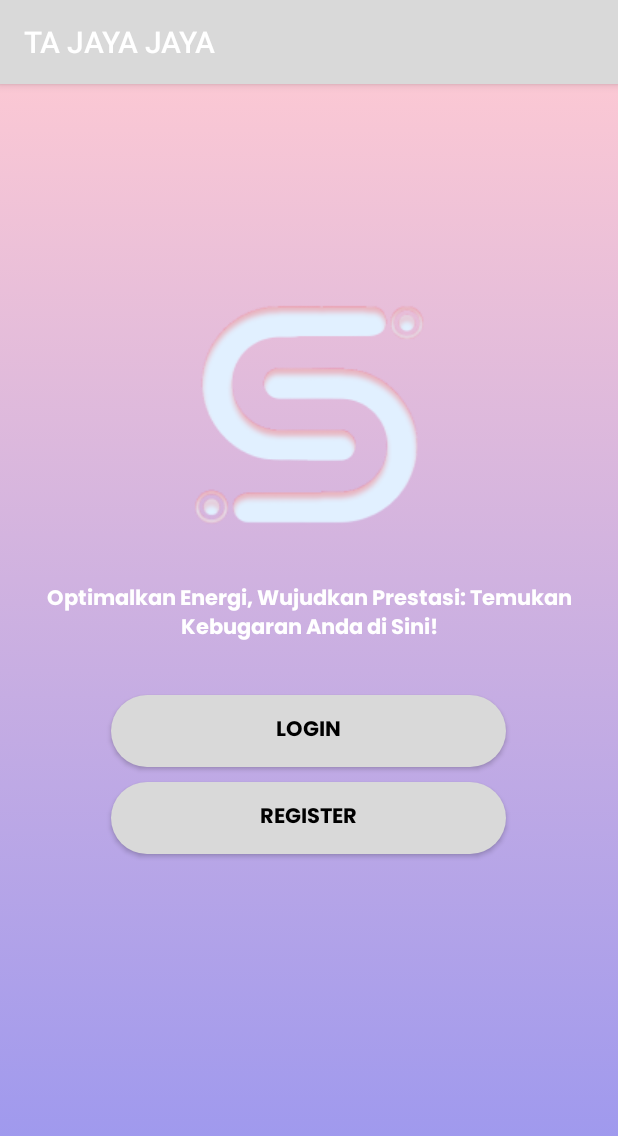
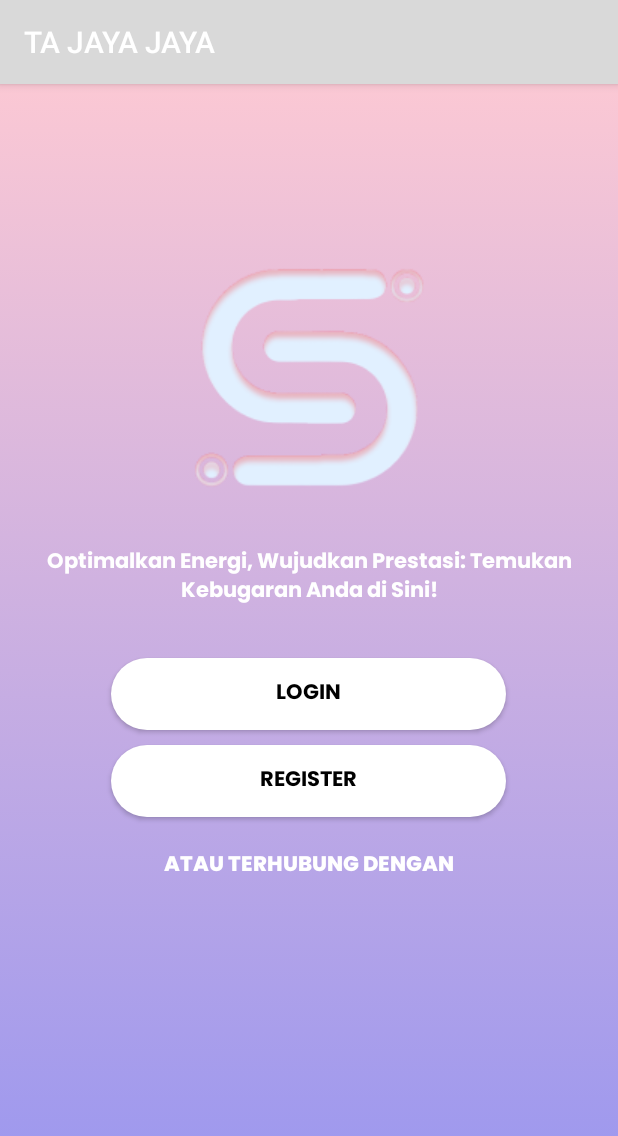
Before and after one commit to aswanazis/TAJAYAJAYA, an Android app: the FirstpageActivity screen opened directly, with no data from a screen before it, on a phone screen of 412 x 824 dp. Shown: the top 1136 px of the screen. Run offline under Robolectric (Android 15) with nearby library versions, the phone set to English and light mode, and no system bars.

```diff
--- a/app/build.gradle
+++ b/app/build.gradle
@@ -35,7 +35,7 @@ android {
 }
 
 dependencies {
-    implementation 'androidx.core:core-ktx:1.7.0'
+    implementation 'androidx.core:core-ktx:1.12.0'
     implementation 'androidx.appcompat:appcompat:1.6.1'
     implementation 'com.google.android.material:material:1.11.0'
     implementation 'androidx.constraintlayout:constraintlayout:2.1.4'
--- a/app/src/main/res/drawable/button_shape.xml
+++ b/app/src/main/res/drawable/button_shape.xml
@@ -1,7 +1,7 @@
 <?xml version="1.0" encoding="utf-8"?>
 <shape android:shape="rectangle" xmlns:android="http://schemas.android.com/apk/res/android">
 
-    <solid android:color="@color/primaryColor"/>
+    <solid android:color="@color/white"/>
     <corners android:radius="25dp"/>
 
 </shape>
--- a/app/src/main/res/layout/activity_firstpage.xml
+++ b/app/src/main/res/layout/activity_firstpage.xml
@@ -12,7 +12,7 @@
         android:layout_width="wrap_content"
         android:layout_height="wrap_content"
         android:layout_centerHorizontal="true"
-        android:layout_marginTop="130dp"
+        android:layout_marginTop="105dp"
         android:src="@drawable/logo" />
 
     <TextView
@@ -28,6 +28,19 @@ Temukan Kebugaran Anda di Sini!"
         android:fontFamily="@font/poppinsbold"
         android:textColor="@color/white"
         android:id="@+id/txt_1"/>
+
+    <TextView
+        android:layout_width="wrap_content"
+        android:layout_height="wrap_content"
+        android:layout_below="@+id/lbtn_2"
+        android:layout_centerHorizontal="true"
+        android:layout_marginBottom="12dp"
+        android:gravity="center"
+        android:padding="20dp"
+        android:text="ATAU TERHUBUNG DENGAN"
+        android:fontFamily="@font/poppinsextra"
+        android:textColor="@color/white"
+        android:id="@+id/txt_2"/>
 
     <Button
         android:layout_width="wrap_content"
--- a/build.gradle
+++ b/build.gradle
@@ -5,7 +5,7 @@ buildscript {
         mavenCentral()
     }
     dependencies {
-        classpath 'com.android.tools.build:gradle:7.4.2'
+        classpath 'com.android.tools.build:gradle:8.3.0'
         classpath 'com.google.gms:google-services:4.4.1'
     }
 }
@@ -22,7 +22,3 @@ allprojects {
         mavenCentral()
     }
 }
-
-task clean(type: Delete) {
-    delete rootProject.buildDir
-}
--- a/gradle.properties
+++ b/gradle.properties
@@ -21,3 +21,5 @@ kotlin.code.style=official
 # resources declared in the library itself and none from the library's dependencies,
 # thereby reducing the size of the R class for that library
 android.nonTransitiveRClass=true
+android.defaults.buildfeatures.buildconfig=false
+android.nonFinalResIds=false
```
Also changed, not shown: app/src/main/java/com/example/tajayajaya/MainActivity.kt (+9 -8 lines), app/src/main/res/drawable/logo-facebook.png (added).
